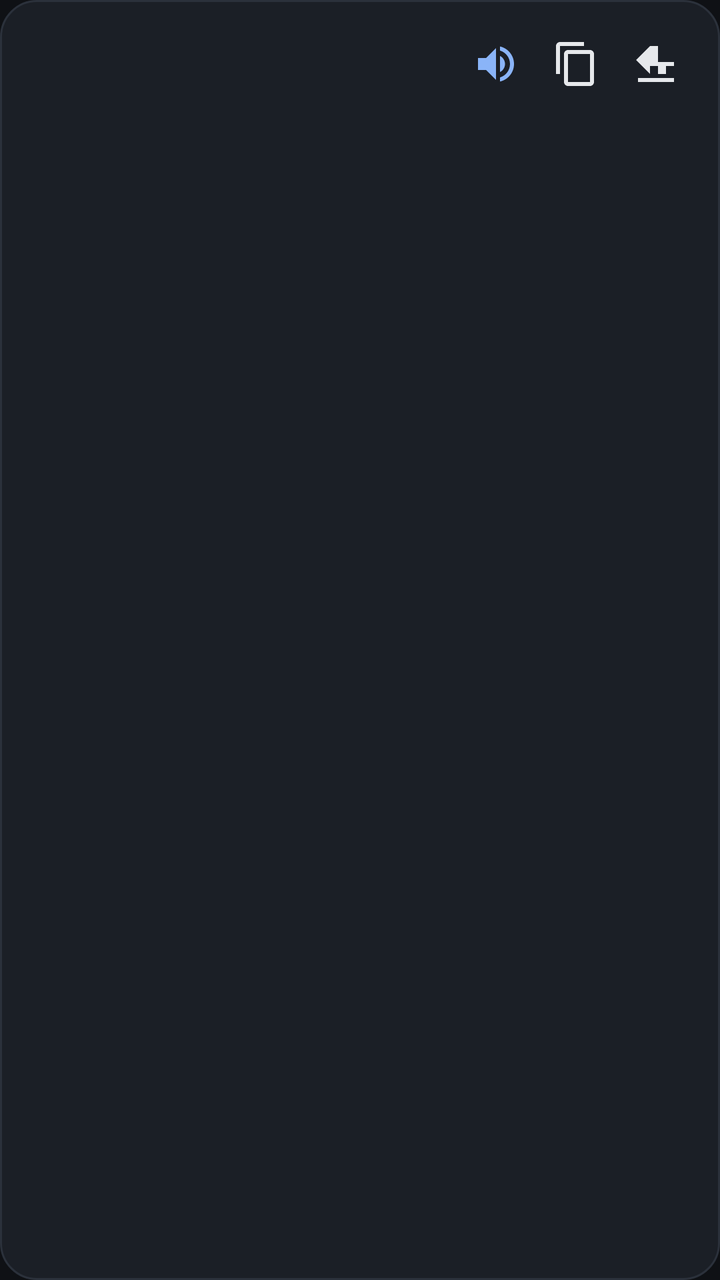
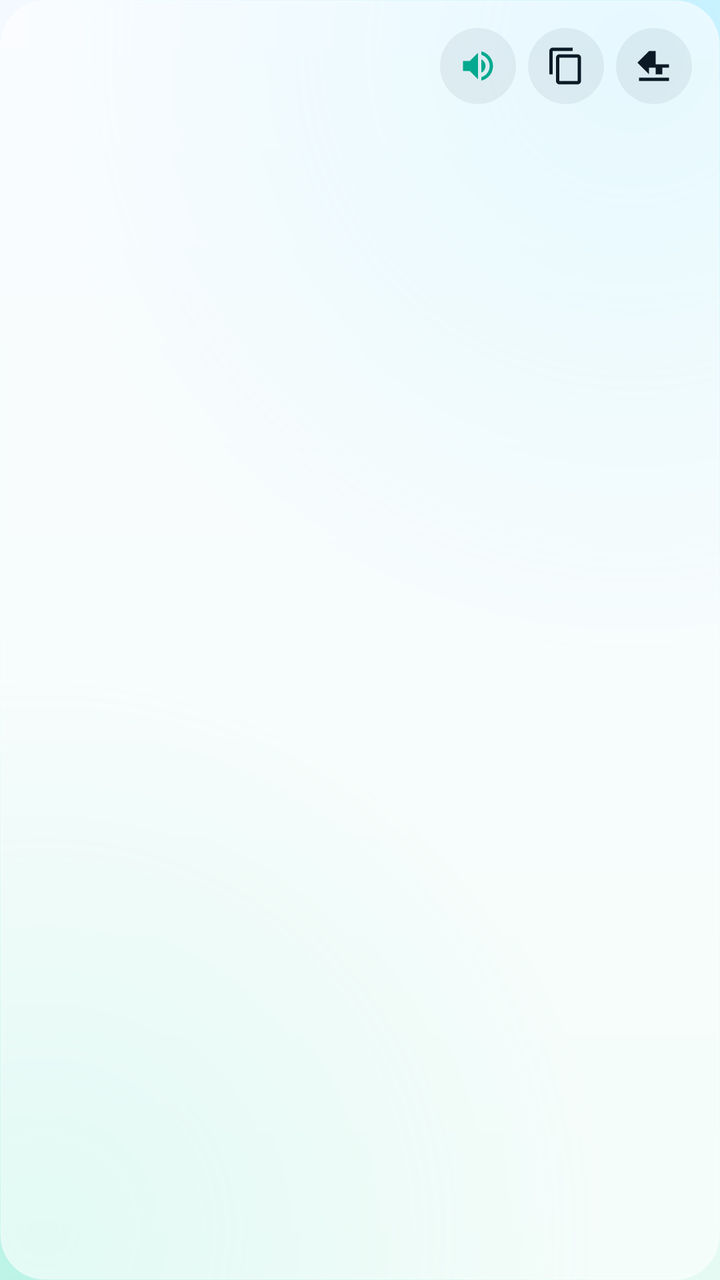

Compare the two renders of this Android layout. The source of the first and the diff that turns it into the second are given below.
<!-- AndroidManifest.xml: application theme Theme.Traductor -->
<!-- res/layout/item_history.xml -->
<?xml version="1.0" encoding="utf-8"?>
<LinearLayout xmlns:android="http://schemas.android.com/apk/res/android"
    android:layout_width="match_parent"
    android:layout_height="wrap_content"
    android:orientation="vertical"
    android:background="@drawable/panel_bg"
    android:layout_marginTop="8dp"
    android:padding="12dp">

    <LinearLayout
        android:layout_width="match_parent"
        android:layout_height="wrap_content"
        android:orientation="horizontal"
        android:gravity="center_vertical">

        <TextView
            android:id="@+id/histOriginal"
            android:layout_width="0dp"
            android:layout_height="wrap_content"
            android:layout_weight="1"
            android:maxLines="3"
            android:textSize="14sp"
            android:textColor="@color/on_panel" />

        <ImageButton
            android:id="@+id/histSpeak"
            android:layout_width="40dp"
            android:layout_height="40dp"
            android:background="?attr/selectableItemBackgroundBorderless"
            android:contentDescription="@string/cd_speak"
            android:src="@drawable/ic_speaker"
            android:tint="@color/accent" />

        <ImageButton
            android:id="@+id/histCopy"
            android:layout_width="40dp"
            android:layout_height="40dp"
            android:background="?attr/selectableItemBackgroundBorderless"
            android:contentDescription="@string/cd_copy"
            android:src="@drawable/ic_copy"
            android:tint="@color/on_panel" />

        <ImageButton
            android:id="@+id/histUse"
            android:layout_width="40dp"
            android:layout_height="40dp"
            android:background="?attr/selectableItemBackgroundBorderless"
            android:contentDescription="@string/settings_use"
            android:src="@drawable/ic_import"
            android:tint="@color/on_panel" />
    </LinearLayout>

    <TextView
        android:id="@+id/histTranslated"
        android:layout_width="match_parent"
        android:layout_height="wrap_content"
        android:layout_marginTop="6dp"
        android:textSize="15sp"
        android:textStyle="bold"
        android:textColor="@color/accent" />

    <TextView
        android:id="@+id/histMeta"
        android:layout_width="match_parent"
        android:layout_height="wrap_content"
        android:layout_marginTop="4dp"
        android:textSize="11sp"
        android:textColor="@color/muted" />
</LinearLayout>
<!-- resources referenced by this layout -->
<resources>
  <color name="accent">#FF8AB4F8</color>
  <color name="muted">#FF9AA0A6</color>
  <color name="on_panel">#FFE6E8EB</color>
  <!-- drawable panel_bg (drawable) -->
  <?xml version="1.0" encoding="utf-8"?>
  <shape xmlns:android="http://schemas.android.com/apk/res/android" android:shape="rectangle">
      <solid android:color="@color/panel" />
      <corners android:radius="18dp" />
      <stroke android:width="1dp" android:color="@color/panel_stroke" />
  </shape>
  <style name="Theme.Traductor" parent="Theme.Material3.Dark.NoActionBar">
          <item name="colorPrimary">@color/accent</item>
          <item name="colorOnPrimary">#FF0B1020</item>
          <item name="colorPrimaryContainer">#FF28374A</item>
          <item name="colorOnPrimaryContainer">@color/on_panel</item>
          <item name="colorSecondary">@color/accent</item>
          <item name="colorSurface">@color/panel</item>
          <item name="colorOnSurface">@color/on_panel</item>
          <item name="colorSurfaceVariant">@color/panel_stroke</item>
          <item name="colorOnSurfaceVariant">@color/muted</item>
          <item name="colorOutline">@color/panel_stroke</item>
          <item name="android:colorBackground">@color/bg</item>
          <item name="android:windowBackground">@color/bg</item>
          <item name="android:textColorPrimary">@color/on_panel</item>
          <item name="android:textColorSecondary">@color/muted</item>
          <item name="android:statusBarColor">@color/bg</item>
          <item name="android:navigationBarColor">@color/bg</item>
      </style>
  <color name="panel">#FF1B1F26</color>
  <color name="panel_stroke">#FF2B313B</color>
  <color name="bg">#FF0F1115</color>
  <!-- unchanged entries left out for length: 6 -->
</resources>

<!-- the commit's change to res/layout/item_history.xml (unified diff, before → after) -->
@@ -3,9 +3,9 @@
     android:layout_width="match_parent"
     android:layout_height="wrap_content"
     android:orientation="vertical"
-    android:background="@drawable/panel_bg"
-    android:layout_marginTop="8dp"
-    android:padding="12dp">
+    android:background="@drawable/glass_panel_soft"
+    android:layout_marginTop="10dp"
+    android:padding="14dp">
 
     <LinearLayout
         android:layout_width="match_parent"
@@ -20,32 +20,40 @@
             android:layout_weight="1"
             android:maxLines="3"
             android:textSize="14sp"
-            android:textColor="@color/on_panel" />
+            android:textColor="@color/muted" />
 
         <ImageButton
             android:id="@+id/histSpeak"
-            android:layout_width="40dp"
-            android:layout_height="40dp"
-            android:background="?attr/selectableItemBackgroundBorderless"
+            android:layout_width="38dp"
+            android:layout_height="38dp"
+            android:background="@drawable/icon_btn_bg"
             android:contentDescription="@string/cd_speak"
+            android:padding="9dp"
+            android:scaleType="fitCenter"
             android:src="@drawable/ic_speaker"
             android:tint="@color/accent" />
 
         <ImageButton
             android:id="@+id/histCopy"
-            android:layout_width="40dp"
-            android:layout_height="40dp"
-            android:background="?attr/selectableItemBackgroundBorderless"
+            android:layout_width="38dp"
+            android:layout_height="38dp"
+            android:layout_marginStart="6dp"
+            android:background="@drawable/icon_btn_bg"
             android:contentDescription="@string/cd_copy"
+            android:padding="9dp"
+            android:scaleType="fitCenter"
             android:src="@drawable/ic_copy"
             android:tint="@color/on_panel" />
 
         <ImageButton
             android:id="@+id/histUse"
-            android:layout_width="40dp"
-            android:layout_height="40dp"
-            android:background="?attr/selectableItemBackgroundBorderless"
+            android:layout_width="38dp"
+            android:layout_height="38dp"
+            android:layout_marginStart="6dp"
+            android:background="@drawable/icon_btn_bg"
             android:contentDescription="@string/settings_use"
+            android:padding="9dp"
+            android:scaleType="fitCenter"
             android:src="@drawable/ic_import"
             android:tint="@color/on_panel" />
     </LinearLayout>
@@ -54,16 +62,18 @@
         android:id="@+id/histTranslated"
         android:layout_width="match_parent"
         android:layout_height="wrap_content"
-        android:layout_marginTop="6dp"
-        android:textSize="15sp"
+        android:layout_marginTop="8dp"
+        android:textSize="16sp"
         android:textStyle="bold"
+        android:lineSpacingExtra="2dp"
         android:textColor="@color/accent" />
 
     <TextView
         android:id="@+id/histMeta"
         android:layout_width="match_parent"
         android:layout_height="wrap_content"
-        android:layout_marginTop="4dp"
+        android:layout_marginTop="6dp"
         android:textSize="11sp"
+        android:letterSpacing="0.02"
         android:textColor="@color/muted" />
 </LinearLayout>
<!-- resource entries referenced after the edit -->
@@ -1,36 +1,129 @@
 <!-- resources referenced by this layout -->
 <resources>
-  <color name="accent">#FF8AB4F8</color>
-  <color name="muted">#FF9AA0A6</color>
-  <color name="on_panel">#FFE6E8EB</color>
-  <!-- drawable panel_bg (drawable) -->
+  <color name="accent">#FF00A98F</color>
+  <color name="muted">#FF5C6C7C</color>
+  <color name="on_panel">#FF0C1A26</color>
+  <!-- drawable glass_panel_soft (drawable) -->
   <?xml version="1.0" encoding="utf-8"?>
   <shape xmlns:android="http://schemas.android.com/apk/res/android" android:shape="rectangle">
-      <solid android:color="@color/panel" />
-      <corners android:radius="18dp" />
-      <stroke android:width="1dp" android:color="@color/panel_stroke" />
+      <solid android:color="@color/panel_soft" />
+      <corners android:radius="22dp" />
+      <stroke android:width="1dp" android:color="@color/panel_stroke_soft" />
   </shape>
-  <style name="Theme.Traductor" parent="Theme.Material3.Dark.NoActionBar">
+  <!-- drawable icon_btn_bg (drawable) -->
+  <?xml version="1.0" encoding="utf-8"?>
+  <ripple xmlns:android="http://schemas.android.com/apk/res/android"
+      android:color="@color/accent_soft">
+      <item>
+          <shape android:shape="oval">
+              <solid android:color="@color/icon_btn_bg" />
+          </shape>
+      </item>
+  </ripple>
+  <style name="Theme.Traductor" parent="Theme.Material3.DayNight.NoActionBar">
           <item name="colorPrimary">@color/accent</item>
-          <item name="colorOnPrimary">#FF0B1020</item>
-          <item name="colorPrimaryContainer">#FF28374A</item>
+          <item name="colorOnPrimary">#FFFFFFFF</item>
+          <item name="colorPrimaryContainer">@color/accent_soft</item>
           <item name="colorOnPrimaryContainer">@color/on_panel</item>
-          <item name="colorSecondary">@color/accent</item>
-          <item name="colorSurface">@color/panel</item>
+          <item name="colorSecondary">@color/accent2</item>
+          <item name="colorSurface">@color/panel_strong</item>
           <item name="colorOnSurface">@color/on_panel</item>
-          <item name="colorSurfaceVariant">@color/panel_stroke</item>
+          <item name="colorSurfaceVariant">@color/panel_soft</item>
           <item name="colorOnSurfaceVariant">@color/muted</item>
           <item name="colorOutline">@color/panel_stroke</item>
+          <item name="colorSurfaceContainerHigh">@color/panel_strong</item>
+          <item name="colorSurfaceContainer">@color/panel_strong</item>
+          <item name="colorSurfaceContainerLow">@color/panel_strong</item>
+          <item name="colorSurfaceContainerLowest">@color/panel_strong</item>
+          <item name="colorSurfaceContainerHighest">@color/panel_strong</item>
+          <item name="colorSurfaceDim">@color/bg</item>
+          <item name="colorSurfaceBright">@color/panel_strong</item>
+          <item name="elevationOverlayEnabled">false</item>
           <item name="android:colorBackground">@color/bg</item>
-          <item name="android:windowBackground">@color/bg</item>
+          <item name="android:windowBackground">@drawable/bg_gradient</item>
           <item name="android:textColorPrimary">@color/on_panel</item>
           <item name="android:textColorSecondary">@color/muted</item>
-          <item name="android:statusBarColor">@color/bg</item>
-          <item name="android:navigationBarColor">@color/bg</item>
+          <item name="android:statusBarColor">@android:color/transparent</item>
+          <item name="android:navigationBarColor">@android:color/transparent</item>
+          <item name="android:windowLightStatusBar">@bool/window_light_bars</item>
+          <item name="android:windowLightNavigationBar">@bool/window_light_bars</item>
+          <item name="android:windowDrawsSystemBarBackgrounds">true</item>
+          <item name="android:windowLayoutInDisplayCutoutMode">shortEdges</item>
+          <item name="materialAlertDialogTheme">@style/ThemeOverlay.Traductor.Dialog</item>
+          <item name="materialButtonStyle">@style/Widget.Traductor.Button</item>
       </style>
-  <color name="panel">#FF1B1F26</color>
-  <color name="panel_stroke">#FF2B313B</color>
-  <color name="bg">#FF0F1115</color>
+  <color name="panel_soft">#99FFFFFF</color>
+  <color name="panel_stroke_soft">#4DFFFFFF</color>
+  <color name="accent_soft">#1F00A98F</color>
+  <color name="icon_btn_bg">#0F0C1A26</color>
+  <color name="accent2">#FF2F8BFF</color>
+  <color name="panel_strong">#F2FFFFFF</color>
+  <color name="panel_stroke">#99FFFFFF</color>
+  <color name="bg">#FFF2F8FD</color>
+  <!-- drawable bg_gradient (drawable) -->
+  <?xml version="1.0" encoding="utf-8"?>
+  <layer-list xmlns:android="http://schemas.android.com/apk/res/android">
+      <item>
+          <shape android:shape="rectangle">
+              <gradient
+                  android:angle="270"
+                  android:startColor="@color/bg_top"
+                  android:endColor="@color/bg_bottom" />
+          </shape>
+      </item>
+      <item>
+          <shape android:shape="rectangle">
+              <gradient
+                  android:type="radial"
+                  android:centerX="0.88"
+                  android:centerY="0.04"
+                  android:gradientRadius="85%p"
+                  android:startColor="@color/glow_a"
+                  android:endColor="#00000000" />
+          </shape>
+      </item>
+      <item>
+          <shape android:shape="rectangle">
+              <gradient
+                  android:type="radial"
+                  android:centerX="0.06"
+                  android:centerY="0.96"
+                  android:gradientRadius="78%p"
+                  android:startColor="@color/glow_b"
+                  android:endColor="#00000000" />
+          </shape>
+      </item>
+  </layer-list>
+  <style name="ThemeOverlay.Traductor.Dialog" parent="ThemeOverlay.Material3.MaterialAlertDialog">
+          <item name="colorPrimary">@color/accent</item>
+          <item name="colorOnPrimary">#FFFFFFFF</item>
+          <item name="colorSurfaceContainerHigh">@color/panel_strong</item>
+          <item name="colorSurfaceContainer">@color/panel_strong</item>
+          <item name="colorSurfaceContainerLow">@color/panel_strong</item>
+          <item name="colorSurfaceContainerLowest">@color/panel_strong</item>
+          <item name="colorSurfaceContainerHighest">@color/panel_strong</item>
+          <item name="colorSurfaceDim">@color/bg</item>
+          <item name="colorSurfaceBright">@color/panel_strong</item>
+          <item name="elevationOverlayEnabled">false</item>
+  
+          <item name="shapeAppearanceOverlay">@style/ShapeAppearance.Traductor.Dialog</item>
+          <item name="android:windowBackground">@android:color/transparent</item>
+      </style>
+  <style name="Widget.Traductor.Button" parent="Widget.Material3.Button">
+          <item name="cornerRadius">26dp</item>
+          <item name="android:minHeight">52dp</item>
+          <item name="android:textSize">15sp</item>
+          <item name="android:textStyle">bold</item>
+          <item name="android:letterSpacing">0.01</item>
+      </style>
+  <color name="bg_top">#FFF3F9FF</color>
+  <color name="bg_bottom">#FFE6FAF4</color>
+  <color name="glow_a">#402FD8FF</color>
+  <color name="glow_b">#3300D6A8</color>
+  <style name="ShapeAppearance.Traductor.Dialog" parent="">
+          <item name="cornerFamily">rounded</item>
+          <item name="cornerSize">28dp</item>
+      </style>
   <!-- unchanged entries left out for length: 6 -->
 </resources>
 
